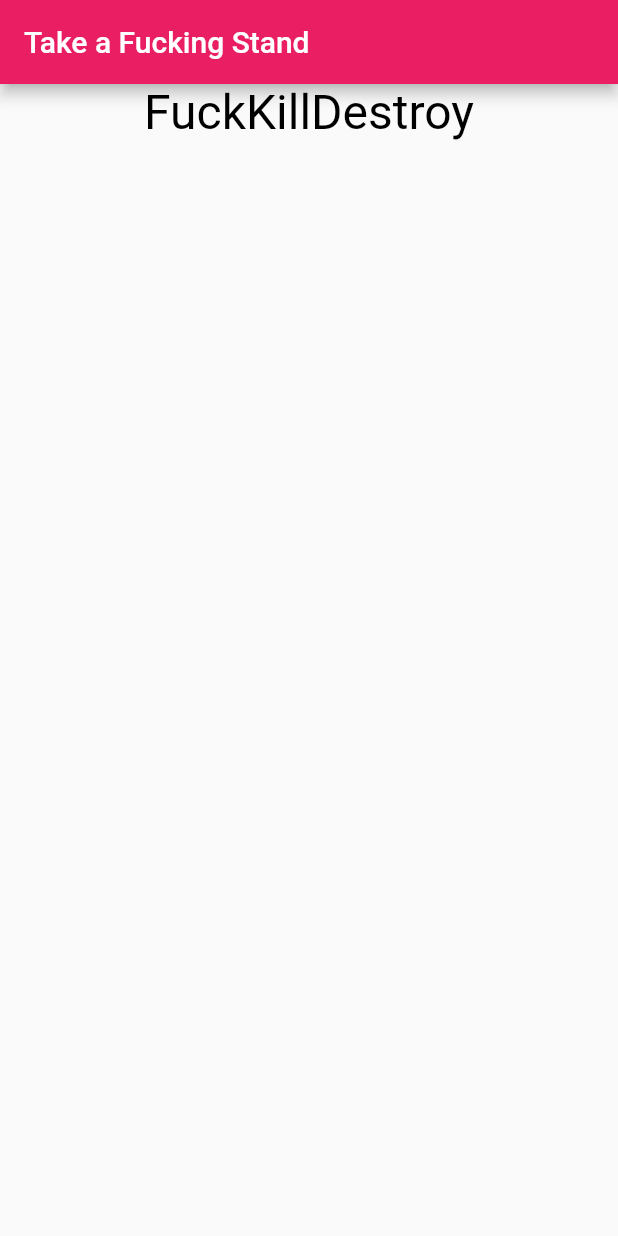
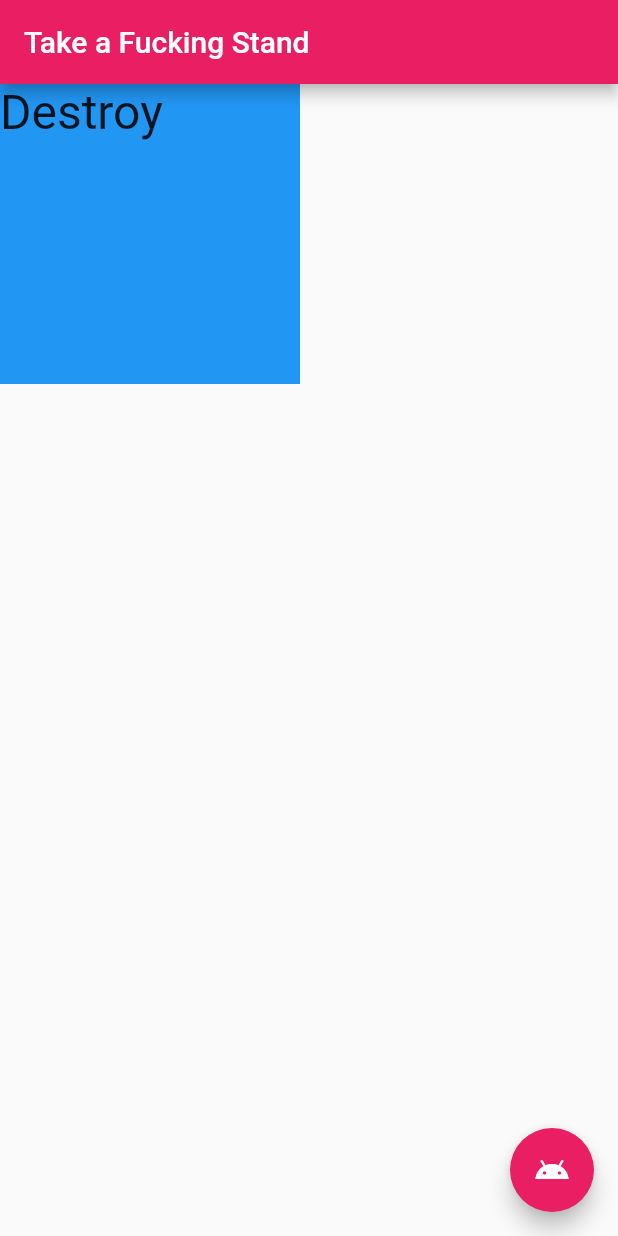
Before and after one commit to shtakai/udonfluttre, a Flutter app: the screen it shows after launch, on a phone screen of 412 x 824 dp. Run offline on Flutter 3.47's test engine with Material 2 defaults, Android fonts, the phone set to English and light mode, and no system bars.

Commit message:
Change to stack

```diff
--- a/lib/main.dart
+++ b/lib/main.dart
@@ -28,48 +28,67 @@ class MyHomePage extends StatefulWidget {
 }
 
 class _MyHomePageState extends State<MyHomePage> {
+  var _stackData = <Widget>[
+    Container(
+      color: Colors.red,
+      width: 200.0,
+      height: 200.0,
+      child: Text(
+        "Fuck",
+        style: TextStyle(
+          fontSize: 32.0,
+          fontWeight: FontWeight.w400,
+          fontFamily: "Roboto",
+        ),
+      ),
+    ),
+    Container(
+      color: Colors.green,
+      width: 200.0,
+      height: 200.0,
+      child: Text(
+        "Kill",
+        style: TextStyle(
+          fontSize: 32.0,
+          fontWeight: FontWeight.w400,
+          fontFamily: "Roboto",
+        ),
+      ),
+    ),
+    Container(
+      color: Colors.blue,
+      width: 200.0,
+      height: 200.0,
+      child: Text(
+        "Destroy",
+        style: TextStyle(
+          fontSize: 32.0,
+          fontWeight: FontWeight.w400,
+          fontFamily: "Roboto",
+        ),
+      ),
+    ),
+  ];
+
   @override
   Widget build(BuildContext context) {
     return new Scaffold(
       appBar: new AppBar(
         title: new Text('Take a Fucking Stand'),
       ),
-      body: Row(
-        mainAxisAlignment: MainAxisAlignment.center,
-        mainAxisSize: MainAxisSize.max,
-        crossAxisAlignment: CrossAxisAlignment.center,
-        children: <Widget>[
-          Text(
-            "Fuck",
-            style: TextStyle(
-              fontSize: 32.0,
-              color: Color(0xFF000000),
-              fontWeight: FontWeight.w400,
-              fontFamily: "Roboto",
-            ),
-          ),
-          Text(
-            "Kill",
-            style: TextStyle(
-              fontSize: 32.0,
-              color: Color(0xFF000000),
-              fontWeight: FontWeight.w400,
-              fontFamily: "Roboto",
-            ),
-          ),
-          Text(
-            "Destroy",
-            style: TextStyle(
-              fontSize: 32.0,
-              color: Color(0xFF000000),
-              fontWeight: FontWeight.w400,
-              fontFamily: "Roboto",
-            ),
-          ),
-        ],
+      body: Stack(
+        children: _stackData,
+      ),
+      floatingActionButton: FloatingActionButton(
+        child: Icon(Icons.android),
+        onPressed: fabPressesed,
       ),
     );
   }
 
-  void fabPresses() {}
+  void fabPressesed() {
+    setState(() {
+      _stackData.insert(0, _stackData.removeLast());
+    });
+  }
 }
```
